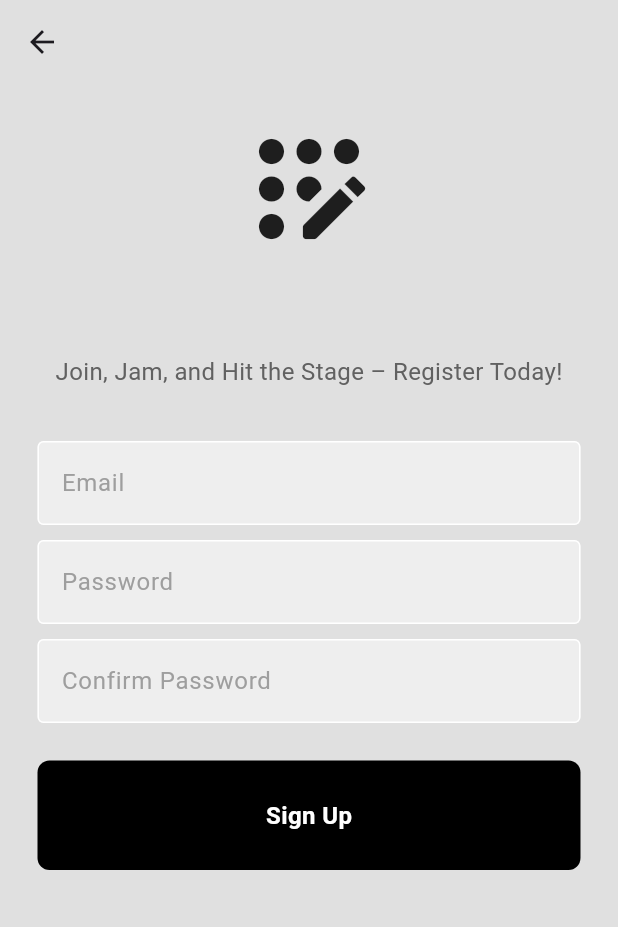
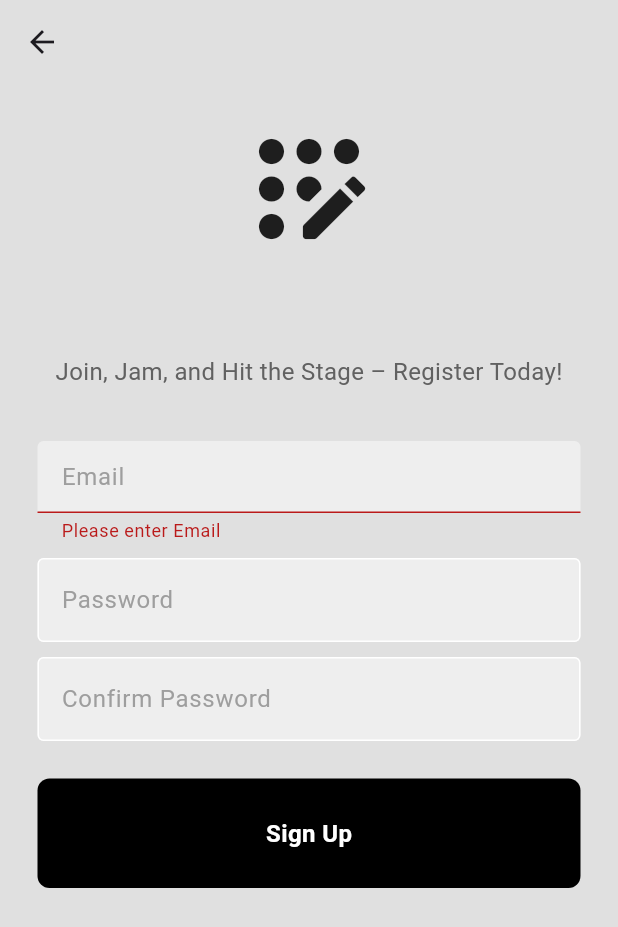
Before and after one commit to ujjwalmangalatreya/musical, a Flutter app: the RegisterPage screen opened by its route, after a tap on "Sign Up", on a phone screen of 412 x 824 dp. Shown: the top 927 px of the screen. Run offline on Flutter 3.47's test engine with Material 3 defaults, Android fonts, the phone set to English and light mode, and no system bars; our stand-ins replace firebase_core; accounts and stored records are empty.

Commit message:
Added validations to login page and register page form

```diff
--- a/lib/UI/screens/common_page/login_screen.dart
+++ b/lib/UI/screens/common_page/login_screen.dart
@@ -13,6 +13,8 @@ class LoginPage extends StatefulWidget {
 
 class _LoginPageState extends State<LoginPage> {
   // text editing controllers
+  final usernameFormKey = GlobalKey<FormState>();
+  final passwordFormKey = GlobalKey<FormState>();
   final usernameController = TextEditingController();
   final passwordController = TextEditingController();
 
@@ -47,6 +49,7 @@ class _LoginPageState extends State<LoginPage> {
                   controller: usernameController,
                   hintText: 'Email',
                   obscureText: false,
+                  formKey: usernameFormKey,
                 ),
                 const SizedBox(height: 10),
                 // password textfield
@@ -54,6 +57,7 @@ class _LoginPageState extends State<LoginPage> {
                   controller: passwordController,
                   hintText: 'Password',
                   obscureText: true,
+                  formKey: passwordFormKey,
                 ),
                 const SizedBox(height: 10),
                 // forgot password?
@@ -71,10 +75,20 @@ class _LoginPageState extends State<LoginPage> {
                 ),
                 const SizedBox(height: 25),
                 // sign in button
-                MyButton(onTap: () {
-                   Navigator.pushNamed(context, '/dashboard');
-
-                  },buttonName: "Sign In",),
+                MyButton(
+                  onTap: () {
+                    if (usernameFormKey.currentState!.validate() &&
+                        passwordFormKey.currentState!.validate()) {
+                      // ToDo : Need to validate valid email
+                      // TODO : When the fields are validated need to signin from firebase
+                      ScaffoldMessenger.of(context).showSnackBar(
+                        const SnackBar(content: Text('Welcome Back !!!!')),
+                      );
+                      Navigator.pushNamed(context, '/dashboard');
+                    }
+                  },
+                  buttonName: "Sign In",
+                ),
                 const SizedBox(height: 50),
                 // or continue with
                 Padding(
@@ -131,7 +145,7 @@ class _LoginPageState extends State<LoginPage> {
                     const SizedBox(width: 4),
                     GestureDetector(
                       onTap: () {
-                       Navigator.pushNamed(context, '/register');
+                        Navigator.pushNamed(context, '/register');
                       },
                       child: const Text(
                         'Register now',
--- a/lib/UI/screens/common_page/register_screen.dart
+++ b/lib/UI/screens/common_page/register_screen.dart
@@ -4,7 +4,14 @@ import '../common_widgets/my_button.dart';
 import '../common_widgets/my_textfield.dart';
 
 class RegisterPage extends StatelessWidget {
-  const RegisterPage({super.key});
+  RegisterPage({super.key});
+
+  final emailFormKey = GlobalKey<FormState>();
+  final passwordFormKey = GlobalKey<FormState>();
+  final confirmPasswordFormKey = GlobalKey<FormState>();
+  final emailController = TextEditingController();
+  final passwordController = TextEditingController();
+  final confirmPasswordController = TextEditingController();
 
   @override
   Widget build(BuildContext context) {
@@ -39,31 +46,46 @@ class RegisterPage extends StatelessWidget {
                 ),
                 const SizedBox(height: 25),
                 // username textfield
-                const MyTextField(
-                  controller: null,
+                MyTextField(
+                  controller: emailController,
                   hintText: 'Email',
                   obscureText: false,
+                  formKey: emailFormKey,
                 ),
                 const SizedBox(height: 10),
                 // password textfield
-                const MyTextField(
-                  controller: null,
+                MyTextField(
+                  controller: passwordController,
                   hintText: 'Password',
                   obscureText: true,
+                  formKey: passwordFormKey,
                 ),
                 const SizedBox(height: 10),
                 // confirm password field
-                const MyTextField(
-                  controller: null,
+                MyTextField(
+                  controller: confirmPasswordController,
                   hintText: 'Confirm Password',
                   obscureText: true,
+                  formKey: confirmPasswordFormKey,
                 ),
                 // forgot password?
                 const SizedBox(height: 25),
-                // sign in button
-                MyButton(onTap: () {
-                  //  loginPageLogic.signUserIn(usernameController.text,passwordController.text);
-                },buttonName: "Sign Up",),
+                // sign Up button
+                MyButton(
+                  onTap: () {
+                    if (emailFormKey.currentState!.validate() &&
+                        passwordFormKey.currentState!.validate() &&
+                        confirmPasswordFormKey.currentState!.validate()) {
+                      // TODO : Now need to validate if password and confirm password are same
+                      // TODO : Need to validate string password.
+                      // TODO : When all the validation passes then post data to firebase
+                      ScaffoldMessenger.of(context).showSnackBar(
+                        const SnackBar(content: Text('Processing Data')),
+                      );
+                    }
+                  },
+                  buttonName: "Sign Up",
+                ),
                 const SizedBox(height: 50),
               ],
             ),
--- a/lib/UI/screens/common_widgets/my_textfield.dart
+++ b/lib/UI/screens/common_widgets/my_textfield.dart
@@ -1,24 +1,36 @@
 import 'package:flutter/material.dart';
 
 class MyTextField extends StatelessWidget {
-  final controller;
+  final TextEditingController controller;
   final String hintText;
   final bool obscureText;
+  final Key formKey;
 
-  const MyTextField({
-    super.key,
+  const MyTextField(
+      {super.key,
       required this.controller,
       required this.hintText,
       required this.obscureText,
-  });
+      required this.formKey});
 
   @override
   Widget build(BuildContext context) {
     return Padding(
       padding: const EdgeInsets.symmetric(horizontal: 25.0),
-      child: TextField(
+      child: Form(
+        key: formKey,
+        child: Column(
+          children: [
+            TextFormField(
               controller: controller,
               obscureText: obscureText,
+              validator: (value) {
+                if (value == null || value.isEmpty) {
+                  return "Please enter $hintText";
+                }
+                // Add additional validation logic if needed
+                return null;
+              },
               decoration: InputDecoration(
                   enabledBorder: const OutlineInputBorder(
                     borderSide: BorderSide(color: Colors.white),
@@ -31,6 +43,9 @@ class MyTextField extends StatelessWidget {
                   hintText: hintText,
                   hintStyle: TextStyle(color: Colors.grey[500])),
             ),
+          ],
+        ),
+      ),
     );
   }
 }
--- a/lib/main.dart
+++ b/lib/main.dart
@@ -1,6 +1,5 @@
 import 'package:firebase_core/firebase_core.dart';
 import 'package:flutter/material.dart';
-
 import 'package:musical_mingle/UI/screens/common_page/login_screen.dart';
 import 'package:musical_mingle/UI/screens/common_page/register_screen.dart';
 import 'package:musical_mingle/UI/screens/common_page/splash_screen.dart';
@@ -22,7 +21,7 @@ class MyApp extends StatelessWidget {
       title: 'Musical Mingle',
       routes:  {
         '/login': (context) => const LoginPage(),
-        '/register' :(context) => const RegisterPage(),
+        '/register' :(context) =>  RegisterPage(),
         '/dashboard' :(context) => const TabBarMenu(),
       },
       initialRoute: '/',
```
Also changed, not shown: lib/UI/screens/common_widgets/my_button.dart (+5 -7 lines). Lines whose indentation alone changed are shown as unchanged.
